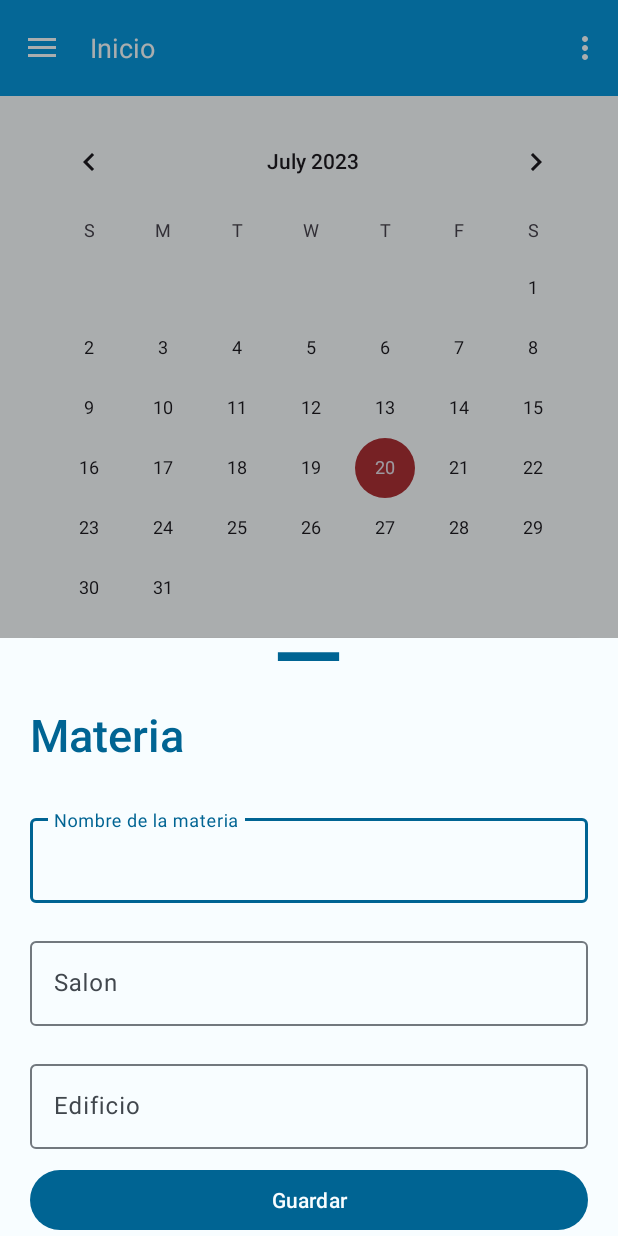
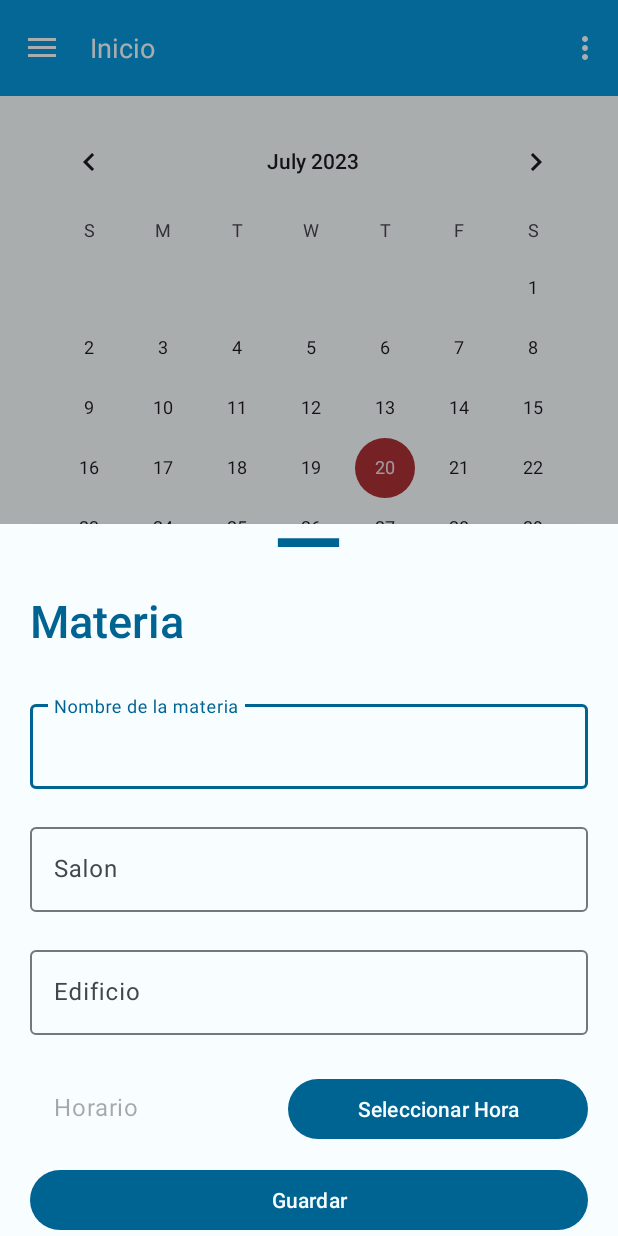
Before and after one commit to gabochepe007/ScholarFleet, an Android app built with Jetpack Compose: the fragment FormularioMatFragment placed in its activity, on a phone screen of 412 x 824 dp. Run offline under Robolectric (Android 15) with nearby library versions, the phone set to English and light mode, and no system bars; our stand-ins replace navigation-ui.

Commit message:
Materia formulario

```diff
--- a/app/src/main/java/com/example/scholarfleet/HomeActivity.kt
+++ b/app/src/main/java/com/example/scholarfleet/HomeActivity.kt
@@ -57,7 +57,7 @@ class HomeActivity : AppCompatActivity(), View.OnClickListener{
         // menu should be considered as top level destinations.
         appBarConfiguration = AppBarConfiguration(
             setOf(
-                R.id.nav_home,R.id.agendaFragment, R.id.profesorFragment
+                R.id.nav_home,R.id.agendaFragment, R.id.profesorFragment, R.id.materiaFragment
             ), drawerLayout
         )
         setupActionBarWithNavController(navController, appBarConfiguration)
--- a/app/src/main/java/com/example/scholarfleet/database/Database.kt
+++ b/app/src/main/java/com/example/scholarfleet/database/Database.kt
@@ -5,6 +5,7 @@ import android.content.Context
 import android.database.Cursor
 import android.database.sqlite.SQLiteDatabase
 import android.database.sqlite.SQLiteOpenHelper
+import com.example.scholarfleet.models.Materia
 import com.example.scholarfleet.models.Professor
 
 class Database(context: Context) : SQLiteOpenHelper(context, DATABASE_NAME, null, DATABASE_VERSION) {
@@ -21,6 +22,16 @@ class Database(context: Context) : SQLiteOpenHelper(context, DATABASE_NAME, null
         private const val COLUMN_DIRECCION = "direccion"
         private const val COLUMN_HORARIO = "horario"
         //private const val COLUMN_FOTO = "foto"
+
+        //Tabla materia
+        private const val TABLE_NAME_MATERIA = "Materias"
+        private const val COLUMN_ID_MATERIA = "id_mat"
+        private const val COLUMN_NOMBRE_MATERIA = "nombre"
+        private const val COLUMN_EDIFICIO_MATERIA = "edificio"
+        private const val COLUMN_AULA_MATERIA = "aula"
+        private const val COLUMN_HORARIO_MATERIA = "horario"
+        private const val COLUMN_NOTA_MATERIA = "nota"
+
 
     }
 
@@ -54,7 +65,7 @@ class Database(context: Context) : SQLiteOpenHelper(context, DATABASE_NAME, null
 
     fun getAllProfessors(): Cursor? {
         val db = writableDatabase
-        val sql = db.rawQuery("SELECT * FROM profesores", null)
+        val sql = db.rawQuery("SELECT * FROM profesores ORDER BY nomb_pro ASC", null)
         return sql
     }
 
@@ -72,4 +83,25 @@ class Database(context: Context) : SQLiteOpenHelper(context, DATABASE_NAME, null
         db.insert(TABLE_NAME_PROFESORES, null, values)
         db.close()
     }
+
+    fun getAllMaterias(): Cursor? {
+        val db = writableDatabase
+        val sql = db.rawQuery("SELECT * FROM materias ORDER BY nombre ASC", null)
+        return sql
+    }
+
+    fun insertMateria(materia: Materia){
+        val db = writableDatabase
+        val values = ContentValues().apply {
+            put(COLUMN_ID_MATERIA, materia.id)
+            put(COLUMN_NOMBRE_MATERIA, materia.nombre)
+            //put(COLUMN_EDIFICIO_MATERIA, materia.edificio)
+            put(COLUMN_AULA_MATERIA, materia.salon)
+            put(COLUMN_HORARIO_MATERIA, materia.horario)
+            //put(COLUMN_NOTA_MATERIA, materia.nota)
+
+        }
+        db.insert(TABLE_NAME_MATERIA, null, values)
+        db.close()
+    }
 }
--- a/app/src/main/java/com/example/scholarfleet/models/Professor.kt
+++ b/app/src/main/java/com/example/scholarfleet/models/Professor.kt
@@ -2,8 +2,6 @@ package com.example.scholarfleet.models
 
 import android.annotation.SuppressLint
 import android.database.Cursor
-import androidx.core.content.ContentProviderCompat.requireContext
-import com.example.scholarfleet.database.Database
 import java.util.concurrent.atomic.AtomicInteger
 
 class Professor {
@@ -15,7 +13,7 @@ class Professor {
     var horario: String = ""
 
     companion object {
-        private val idCounter = AtomicInteger(0)
+        private val idCounter = AtomicInteger(1)
 
         fun getAutoId(): Int {
             return idCounter.getAndIncrement()
--- a/app/src/main/res/layout/formulariomat_fragment.xml
+++ b/app/src/main/res/layout/formulariomat_fragment.xml
@@ -73,8 +73,40 @@
         </com.google.android.material.textfield.TextInputEditText>
     </com.google.android.material.textfield.TextInputLayout>
 
+    <com.google.android.material.textfield.TextInputLayout
+        android:layout_width="match_parent"
+        android:layout_height="wrap_content"
+        android:layout_marginVertical="10dp"
+        android:layout_marginHorizontal="20dp">
+
+        <LinearLayout
+            android:layout_width="match_parent"
+            android:layout_height="match_parent"
+            android:layout_weight="1"
+            android:orientation="horizontal">
+
+            <com.google.android.material.textfield.TextInputEditText
+                android:id="@+id/horario"
+                android:layout_width="134dp"
+                android:layout_height="56dp"
+                android:layout_weight="1"
+                android:clickable="true"
+                android:hint="Horario" />
+
+            <Button
+                android:id="@+id/btnHora"
+                android:layout_width="200dp"
+                android:layout_height="wrap_content"
+                android:layout_marginStart="8dp"
+                android:text="Seleccionar Hora"
+                android:textColor="@color/md_theme_light_background"
+                app:backgroundTint="@color/md_theme_dark_inversePrimary"/>
+        </LinearLayout>
+
+    </com.google.android.material.textfield.TextInputLayout>
+
     <com.google.android.material.button.MaterialButton
-        android:id="@+id/btnuardar"
+        android:id="@+id/btguardar"
         android:layout_width="match_parent"
         android:layout_height="wrap_content"
         android:layout_gravity="center"
--- a/app/src/main/res/layout/formulariopro_fragment.xml
+++ b/app/src/main/res/layout/formulariopro_fragment.xml
@@ -91,6 +91,7 @@
         <LinearLayout
             android:layout_width="match_parent"
             android:layout_height="wrap_content"
+            android:layout_weight="1"
             android:orientation="horizontal">
 
             <com.google.android.material.textfield.TextInputEditText
@@ -99,7 +100,7 @@
                 android:layout_height="56dp"
                 android:layout_weight="1"
                 android:clickable="true"
-                android:hint="Horario"></com.google.android.material.textfield.TextInputEditText>
+                android:hint="Horario" />
 
             <com.google.android.material.button.MaterialButton
                 android:id="@+id/btnHora"
--- a/app/src/main/res/menu/activity_main_drawer.xml
+++ b/app/src/main/res/menu/activity_main_drawer.xml
@@ -18,5 +18,11 @@
             android:id="@+id/profesorFragment"
             android:icon="@drawable/baseline_self_improvement_24"
             android:title="@string/profesor_label" />
+
+        <item
+            android:id="@+id/materiaFragment"
+            android:icon="@drawable/baseline_self_improvement_24"
+            android:title="Materias" />
+
     </group>
 </menu>
--- a/app/src/main/res/navigation/mobile_navigation.xml
+++ b/app/src/main/res/navigation/mobile_navigation.xml
@@ -22,4 +22,10 @@
         android:name="com.example.scholarfleet.ProfesorFragment"
         android:label="Profesores"
         tools:layout="@layout/fragment_profesor" />
+
+    <fragment
+        android:id="@+id/materiaFragment"
+        android:name="com.example.scholarfleet.ui.materia.MateriaFragment"
+        android:label="Materias"
+        tools:layout="@layout/fragment_materia" />
 </navigation>
```
Also changed, not shown: app/src/main/java/com/example/scholarfleet/FormularioMatFragment.kt (+103 -1 lines), app/src/main/java/com/example/scholarfleet/FormularioProFragment.kt (+5 -12 lines), app/src/main/java/com/example/scholarfleet/models/Materia.kt (+40 -0 lines), app/src/main/java/com/example/scholarfleet/partials/MateriaAdapter.kt (added, +55 -0 lines), app/src/main/java/com/example/scholarfleet/ui/materia/MateriaFragment.kt (added, +108 -0 lines), app/src/main/java/com/example/scholarfleet/ui/materia/MateriaViewModel.kt (added, +13 -0 lines), app/src/main/res/layout/fragment_materia.xml (added, +18 -0 lines), app/src/main/res/layout/item_materia.xml (added, +44 -0 lines).
